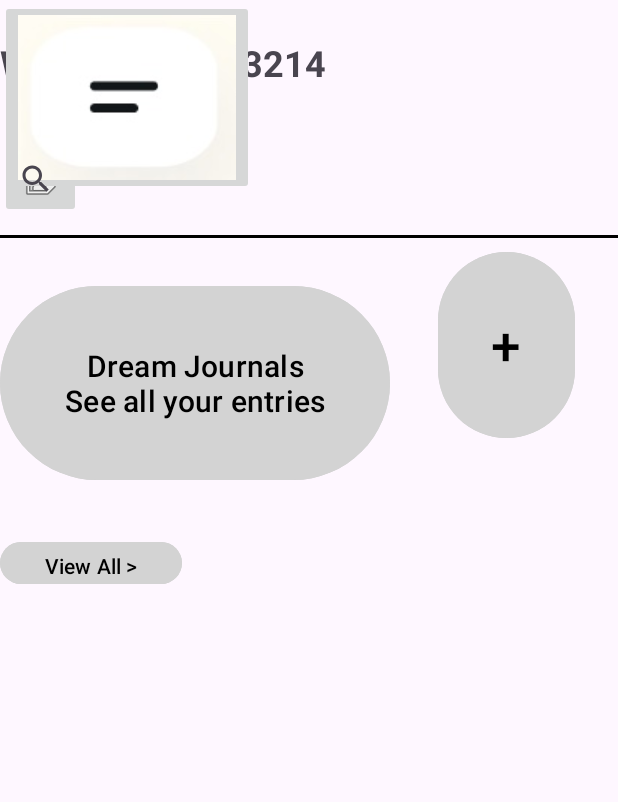
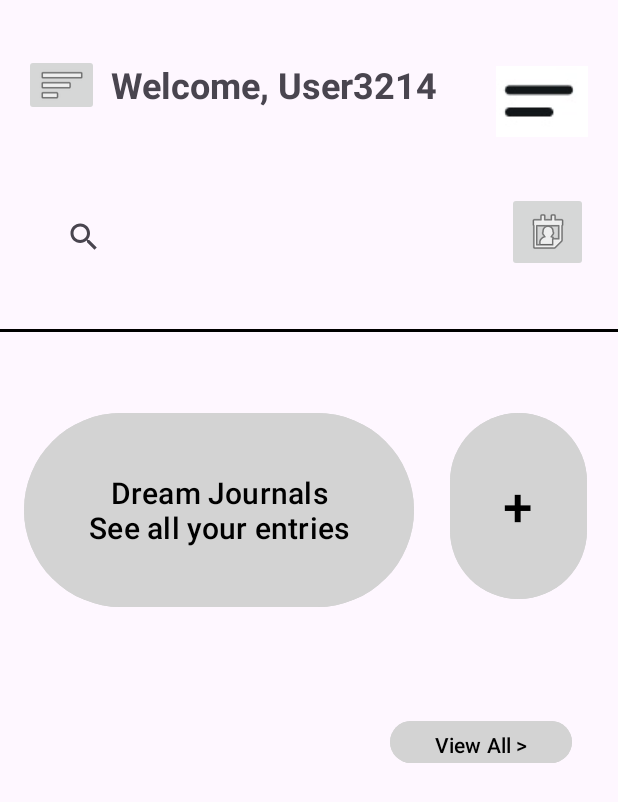
Before and after one commit to Gigacrew/DreamJournal-Android, an Android app: the layout activity_dashboard.xml on its own in the app's theme, with its tools: preview values and no code run, on a phone screen of 412 x 824 dp. Shown: the top 802 px of the screen. Run offline under Robolectric (Android 15) with nearby library versions, the phone set to English and light mode, and no system bars.

Commit message:
Contraints updated and recycler view class made.

```diff
--- a/app/src/main/java/com/gigacrew/dreamjournal/DashboardActivity.kt
+++ b/app/src/main/java/com/gigacrew/dreamjournal/DashboardActivity.kt
@@ -1,5 +1,8 @@
 import android.annotation.SuppressLint
 import android.os.Bundle
+import android.view.LayoutInflater
+import android.view.View
+import android.view.ViewGroup
 import androidx.appcompat.app.AppCompatActivity
 import android.widget.Button
 import android.widget.ImageButton
@@ -76,8 +79,26 @@ class DashboardActivity : AppCompatActivity() {
     }
 }
 
-class RecyclerViewAdapter : RecyclerView.Adapter<RecyclerView.ViewHolder>() {
 
+class RecyclerViewAdapter : RecyclerView.Adapter<RecyclerViewAdapter.ViewHolder>() {
 
+    override fun onCreateViewHolder(parent: ViewGroup, viewType: Int): ViewHolder {
+        // Inflate the item layout and return a ViewHolder
+        val itemView = LayoutInflater.from(parent.context).inflate(R.layout.activity_dashboard, parent, false)
+        return ViewHolder(itemView)
+    }
 
+    override fun onBindViewHolder(holder: ViewHolder, position: Int) {
+        // Bind data to the views inside the ViewHolder
+        // You can use 'position' to retrieve the corresponding data
+    }
+
+    override fun getItemCount(): Int {
+        // Return the number of items in your data set
+        return 0 // Replace with the actual count
+    }
+
+    inner class ViewHolder(itemView: View) : RecyclerView.ViewHolder(itemView) {
+        // Initialize your views here
+    }
 }
--- a/app/src/main/res/layout/activity_dashboard.xml
+++ b/app/src/main/res/layout/activity_dashboard.xml
@@ -9,48 +9,54 @@
         android:id="@+id/menuButton"
         android:layout_width="50dp"
         android:layout_height="41dp"
-        android:layout_marginTop="25dp"
+        android:layout_marginStart="16dp"
+        android:layout_marginTop="36dp"
+        app:layout_constraintStart_toStartOf="parent"
         app:layout_constraintTop_toTopOf="parent"
-        app:srcCompat="@android:drawable/ic_menu_sort_by_size"
-        tools:layout_editor_absoluteX="9dp" />
+        app:srcCompat="@android:drawable/ic_menu_sort_by_size" />
 
     <TextView
         android:id="@+id/welcomeText"
         android:layout_width="234dp"
         android:layout_height="44dp"
-        android:layout_marginTop="25dp"
+        android:layout_marginStart="8dp"
+        android:layout_marginTop="40dp"
         android:text="Welcome, User3214"
         android:textSize="24sp"
         android:textStyle="bold"
-        app:layout_constraintTop_toTopOf="parent"
-        tools:layout_editor_absoluteX="79dp" />
+        app:layout_constraintStart_toEndOf="@+id/menuButton"
+        app:layout_constraintTop_toTopOf="parent" />
 
     <ImageButton
         android:id="@+id/profileButton"
         android:layout_width="54dp"
         android:layout_height="53dp"
-        android:layout_marginTop="92dp"
+        android:layout_marginTop="128dp"
+        android:layout_marginEnd="20dp"
+        app:layout_constraintEnd_toEndOf="parent"
         app:layout_constraintTop_toTopOf="parent"
-        app:srcCompat="@android:drawable/ic_menu_my_calendar"
-        tools:layout_editor_absoluteX="340dp" />
+        app:srcCompat="@android:drawable/ic_menu_my_calendar" />
 
     <ImageButton
         android:id="@+id/filterButton"
-        android:layout_width="wrap_content"
-        android:layout_height="wrap_content"
+        android:layout_width="61dp"
+        android:layout_height="47dp"
+        android:layout_marginTop="4dp"
+        android:layout_marginEnd="20dp"
         android:src="@drawable/menu"
-        app:srcCompat="@android:drawable/ic_menu_agenda"
-        tools:layout_editor_absoluteX="338dp"
-        tools:layout_editor_absoluteY="25dp" />
+        app:layout_constraintEnd_toEndOf="parent"
+        app:layout_constraintTop_toTopOf="@+id/welcomeText"
+        app:srcCompat="@android:drawable/ic_menu_agenda" />
 
     <SearchView
         android:id="@+id/searchView"
         android:layout_width="277dp"
         android:layout_height="51dp"
-        android:layout_marginTop="68dp"
+        android:layout_marginStart="32dp"
+        android:layout_marginTop="48dp"
         android:text="Search your dreams"
-        app:layout_constraintTop_toTopOf="@+id/welcomeText"
-        tools:layout_editor_absoluteX="16dp">
+        app:layout_constraintStart_toStartOf="parent"
+        app:layout_constraintTop_toBottomOf="@+id/welcomeText">
 
     </SearchView>
 
@@ -58,18 +64,19 @@
         android:id="@+id/viewAllButton"
         android:layout_width="121dp"
         android:layout_height="36dp"
-        android:layout_marginTop="193dp"
+        android:layout_marginStart="260dp"
+        android:layout_marginTop="68dp"
         android:backgroundTint="@color/lightGrey"
         android:text="View All >"
         android:textColor="@color/black"
-        app:layout_constraintTop_toTopOf="@+id/addButton"
-        tools:layout_editor_absoluteX="274dp" />
+        app:layout_constraintStart_toStartOf="parent"
+        app:layout_constraintTop_toBottomOf="@+id/button5" />
 
     <View
         android:id="@+id/view"
         android:layout_width="match_parent"
         android:layout_height="2dp"
-        android:layout_marginTop="12dp"
+        android:layout_marginTop="36dp"
         android:background="@android:color/black"
         app:layout_constraintEnd_toEndOf="parent"
         app:layout_constraintHorizontal_bias="0.0"
@@ -80,32 +87,33 @@
         android:id="@+id/button5"
         android:layout_width="260dp"
         android:layout_height="137dp"
-        android:layout_marginTop="93dp"
+        android:layout_marginStart="16dp"
+        android:layout_marginTop="88dp"
         android:backgroundTint="@color/lightGrey"
         android:text="Dream Journals\n See all your entries "
+        android:textColor="@color/black"
         android:textSize="20dp"
-        android:textColor="@color/black"
-        app:layout_constraintTop_toTopOf="@+id/searchView"
-        tools:layout_editor_absoluteX="9dp" />
+        app:layout_constraintStart_toStartOf="parent"
+        app:layout_constraintTop_toBottomOf="@id/searchView" />
 
     <Button
         android:id="@+id/addButton"
         android:layout_width="91dp"
         android:layout_height="132dp"
-        android:layout_marginStart="292dp"
-        android:layout_marginTop="164dp"
+        android:layout_marginStart="24dp"
+        android:layout_marginTop="180dp"
         android:backgroundTint="@color/lightGrey"
         android:text="+"
         android:textColor="@color/black"
         android:textSize="35dp"
-        app:layout_constraintStart_toStartOf="@+id/button5"
-        app:layout_constraintTop_toTopOf="@+id/filterButton" />
+        app:layout_constraintStart_toEndOf="@+id/button5"
+        app:layout_constraintTop_toBottomOf="@+id/filterButton" />
 
     <androidx.recyclerview.widget.RecyclerView
-        android:layout_width="389dp"
-        android:layout_height="395dp"
+        android:layout_width="400dp"
+        android:layout_height="307dp"
         android:layout_marginTop="17dp"
-        app:layout_constraintTop_toBottomOf="@+id/viewAllButton"
-        tools:layout_editor_absoluteX="9dp" />
+        app:layout_constraintStart_toStartOf="parent"
+        app:layout_constraintTop_toBottomOf="@+id/viewAllButton" />
 
 </androidx.constraintlayout.widget.ConstraintLayout>
```
